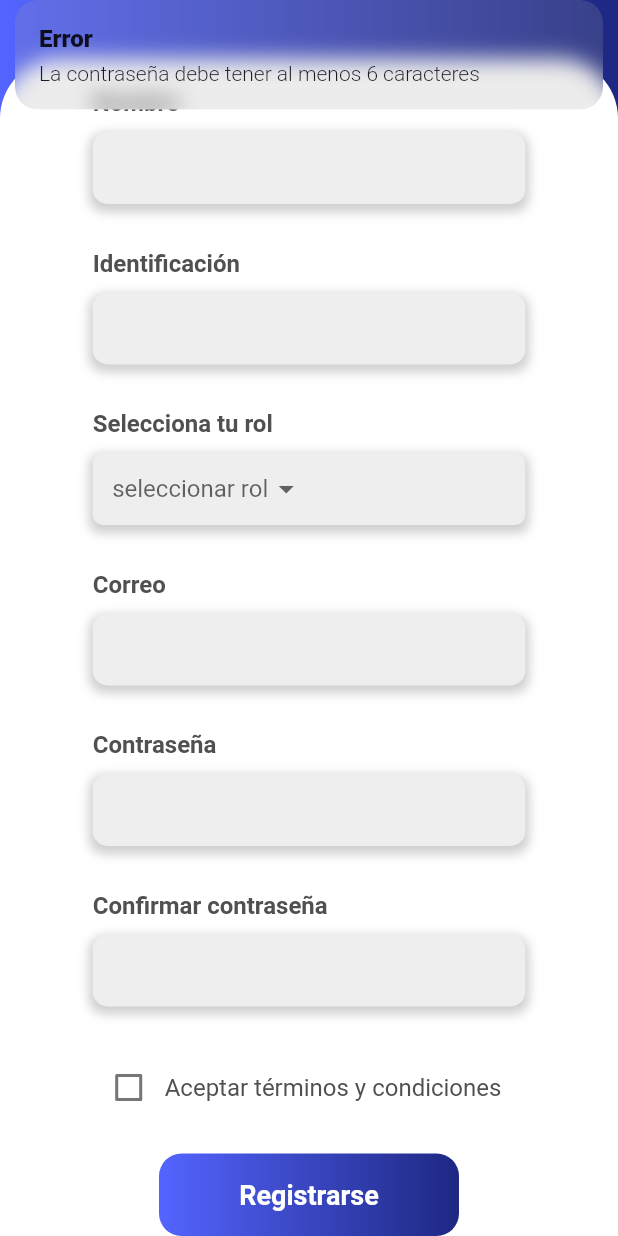
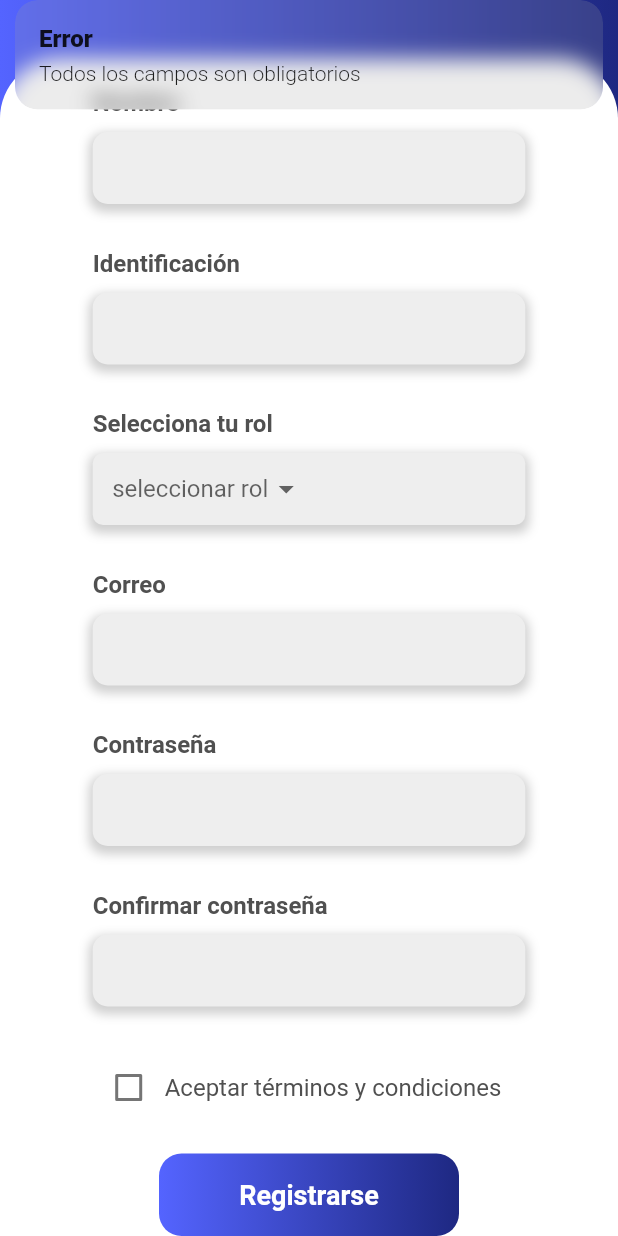
Before and after one commit to Ricarsur/ACADOCEN, a Flutter app: the Register screen opened directly, scrolled down 91 dp, after a tap on "Registrarse", on a phone screen of 412 x 824 dp. Run offline on Flutter 3.47's test engine with Material 2 defaults, Android fonts, the phone set to English and light mode, and no system bars; our stand-ins replace cloud_firestore, firebase_core, flutter_spinkit, flutter_svg, get, google_fonts and 1 more; missing offline and left inert: week_of_year, weekly_date_picker; accounts and stored records are empty.

Commit message:
Correction of message when registering and validations

```diff
--- a/lib/UI/auth/login.dart
+++ b/lib/UI/auth/login.dart
@@ -37,7 +37,7 @@ class _LoginState extends State<Login> {
                       child: Column(
                         children: [
                           TexField(
-                            text: 'Nombre de usuario',
+                            text: 'Correo',
                             type: TextInputType.text,
                             controllerText: _nameController,
                           ),
--- a/lib/UI/widgets/check_box.dart
+++ b/lib/UI/widgets/check_box.dart
@@ -22,11 +22,15 @@ class _CheckBoxState extends State<CheckBox> {
             });
           },
         ),
-        Text(
-          widget.text,
-          style: const TextStyle(
-            fontSize: 16,
-            color: Color.fromARGB(255, 80, 80, 80),
+        Expanded(
+          child: Text(
+            widget.text,
+            maxLines: 2,
+            overflow: TextOverflow.fade,
+            style: const TextStyle(
+              fontSize: 16,
+              color: Color.fromARGB(255, 80, 80, 80),
+            ),
           ),
         ),
       ],
--- a/lib/domain/services/register_service.dart
+++ b/lib/domain/services/register_service.dart
@@ -12,31 +12,31 @@ class RegisterService {
         rol.text.isEmpty ||
         correo.text.isEmpty ||
         confirmPasswordController.text.isEmpty) {
-      Get.snackbar('Error', 'por favor verifique los datos');
+      return 'Todos los campos son obligatorios';
     } else {
       return null;
     }
   }
 
-  validatePassword(passWordController, confirmPasswordController, context) {
+  validatePassword(passWordController, confirmPasswordController) {
     if (passWordController.text != confirmPasswordController.text) {
-      Get.snackbar('Error', 'Las contraseñas no coinciden');
+      return 'Las contraseñas no coinciden';
     } else {
       return null;
     }
   }
 
-  validateEmail(correo, context) {
+  validateEmail(correo) {
     if (!GetUtils.isEmail(correo.text)) {
-      Get.snackbar('Error', 'El correo no es valido');
+      return 'El correo no es valido';
     } else {
       return null;
     }
   }
 
-  validateLengthPassword(passWordController, context) {
+  validateLengthPassword(passWordController) {
     if (passWordController.text.length < 6) {
-      Get.snackbar('Error', 'La contraseña debe tener al menos 6 caracteres');
+      return 'La contraseña debe tener al menos 6 caracteres';
     } else {
       return null;
     }
@@ -44,23 +44,28 @@ class RegisterService {
 
   validateDataRegister(nameController, identificacion, rol, correo,
       passWordController, confirmPasswordController, context, ruta) {
+    var mensaje;
+    mensaje = validateEmpty(nameController, identificacion, rol, correo,
+        passWordController, confirmPasswordController, context, ruta);
     if (validateEmpty(nameController, identificacion, rol, correo,
-                passWordController, confirmPasswordController, context, ruta) ==
-            null &&
-        validatePassword(
-                passWordController, confirmPasswordController, context) ==
-            null &&
-        validateEmail(correo, context) == null &&
-        validateLengthPassword(passWordController, context) == null) {
-      registroUsuario(
-          nameController, identificacion, rol, correo, passWordController);
+            passWordController, confirmPasswordController, context, ruta) ==
+        null) {
+      mensaje = validateEmail(correo);
+      if (validateEmail(correo) == null) {
+        mensaje = validateLengthPassword(passWordController);
+        if (validateLengthPassword(passWordController) == null) {
+          mensaje =
+              validatePassword(passWordController, confirmPasswordController);
+          if (validatePassword(passWordController, confirmPasswordController) ==
+              null) {
+            registroUsuario(nameController, identificacion, rol, correo,
+                passWordController);
+          }
+        }
+      }
     }
+    if (mensaje != null) Get.snackbar('Error', mensaje.toString());
   }
-/*else {
-      registroUsuario(
-          nameController, identificacion, rol, correo, passWordController);
-      //Get.toNamed(ruta);
-    } */
 
   registroUsuario(
       nameController, identificacion, rol, correo, passWordController) async {
@@ -75,5 +80,6 @@ class RegisterService {
     } catch (e) {
       print(e.toString());
     }
+    Get.snackbar('Usuario creado', 'Usuario registrado correctamente');
   }
 }
```
